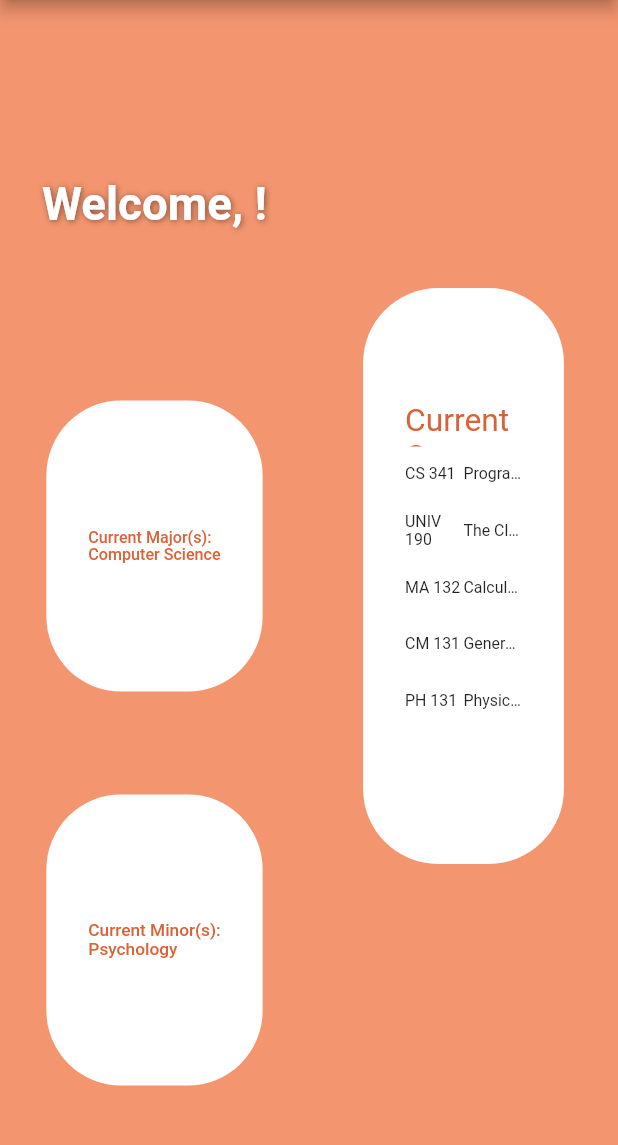
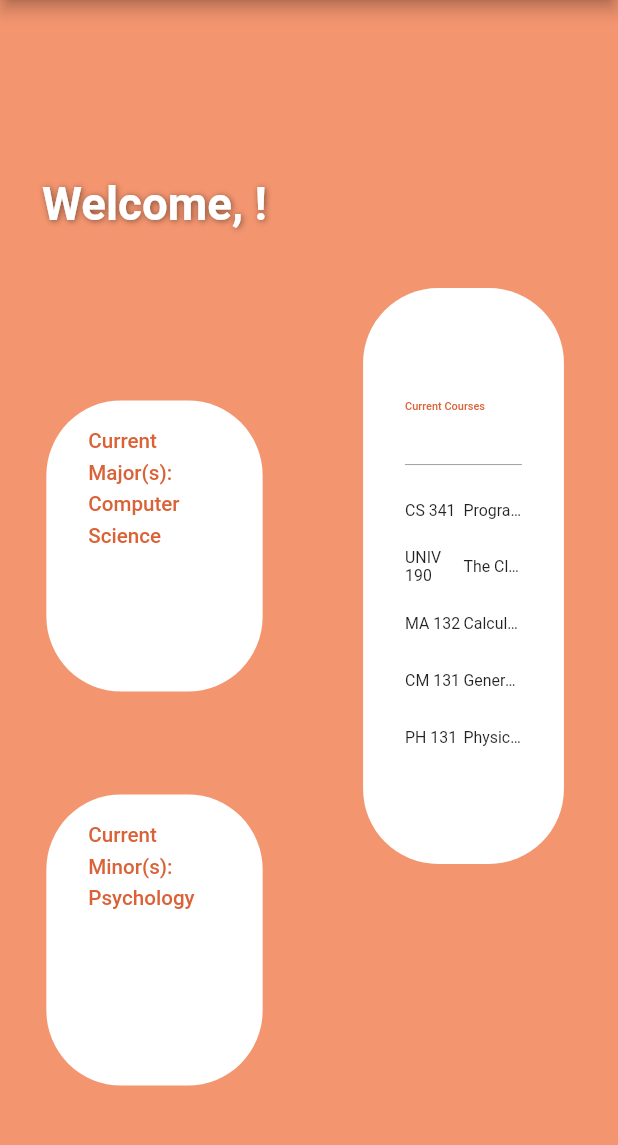
Before and after one commit to hug0first/majorizer_ui, a Flutter app: the HomeScreen screen opened by its route, on a phone screen of 412 x 824 dp, the part 84-1229 px from its top. Run offline on Flutter 3.47's test engine with Material 2 defaults, Android fonts, the phone set to English and light mode, and no system bars; missing offline and left inert: dart:html; Roboto replaces fonts that are missing (Montserrat).

Commit message:
Made minor changes to home page text formatting -Reduced size of currentr major/minor - Increased "Current Courses" size - Added divider between "Current Courses" and course list

```diff
--- a/lib/widgets/home_screen.dart
+++ b/lib/widgets/home_screen.dart
@@ -18,6 +18,9 @@ class HomeScreen extends StatelessWidget {
   @override
   Widget build(BuildContext context) {
     GlobalKey<ScaffoldState> scaffoldKey = GlobalKey<ScaffoldState>();
+
+    var screenWidth = MediaQuery.of(context).size.width;
+    var screenHeight = MediaQuery.of(context).size.height;
 
     return Scaffold(
       key: scaffoldKey,
@@ -66,22 +69,20 @@ class HomeScreen extends StatelessWidget {
                     heightFactor: .8,
                     widthFactor: .7,
                     child: Container(
+                      alignment: Alignment.topLeft,
                       decoration: BoxDecoration(
                         color: Colors.white,
                         borderRadius: BorderRadius.circular(50),
                       ),
                       padding:
                           const EdgeInsets.fromLTRB(28.0, 16.0, 28.0, 16.0),
-                      child: const FittedBox(
-                        fit: BoxFit.contain,
                       child: Text(
                         "Current Major(s):\nComputer Science",
                         style: TextStyle(
-                            color: Color(0xFFda6237),
-                            fontSize: 42.0,
+                          color: const Color(0xFFda6237),
+                          fontSize: screenWidth / 30,
                           fontWeight: FontWeight.w500,
-                            height: 1.1,
-                          ),
+                          height: 1.5,
                         ),
                       ),
                     ),
@@ -93,22 +94,20 @@ class HomeScreen extends StatelessWidget {
                     heightFactor: .8,
                     widthFactor: .7,
                     child: Container(
+                      alignment: Alignment.topLeft,
                       decoration: BoxDecoration(
                         color: Colors.white,
                         borderRadius: BorderRadius.circular(50),
                       ),
                       padding:
                           const EdgeInsets.fromLTRB(28.0, 16.0, 28.0, 16.0),
-                      child: const FittedBox(
-                        fit: BoxFit.contain,
                       child: Text(
                         "Current Minor(s):\nPsychology",
                         style: TextStyle(
-                            color: Color(0xFFda6237),
-                            fontSize: 42.0,
+                          color: const Color(0xFFda6237),
+                          fontSize: screenWidth / 30,
                           fontWeight: FontWeight.w500,
-                            height: 1.1,
-                          ),
+                          height: 1.5,
                         ),
                       ),
                     ),
@@ -130,7 +129,7 @@ class HomeScreen extends StatelessWidget {
                 padding: const EdgeInsets.fromLTRB(28.0, 16.0, 28.0, 0.0),
                 child: FittedBox(
                   fit: BoxFit.contain,
-                  child: Container(
+                  child: SizedBox(
                       width: MediaQuery.of(context).size.width / 8,
                       height: MediaQuery.of(context).size.height / 5,
                       child: Column(
@@ -138,8 +137,21 @@ class HomeScreen extends StatelessWidget {
                           Container(
                             height: 20,
                             alignment: Alignment.topLeft,
-                              child: Text("Current Courses",
-                                  style: TextStyle(color: Color(0xFFda6237)))),
+                            child: Text(
+                              "Current Courses",
+                              style: TextStyle(
+                                color: const Color(0xFFda6237),
+                                fontWeight: FontWeight.w500,
+                                fontSize: screenWidth / 85,
+                              ),
+                            ),
+                          ),
+                          SizedBox(
+                            width: MediaQuery.of(context).size.width / 8,
+                            child: const Divider(
+                              color: Colors.grey,
+                            ),
+                          ),
                           Flexible(
                               child: ListView.builder(
                                   itemCount: courses.length,
@@ -152,14 +164,14 @@ class HomeScreen extends StatelessWidget {
                                           children: <Widget>[
                                             Flexible(
                                                 child: Text(courses[index],
-                                                    style: TextStyle(
+                                                    style: const TextStyle(
                                                         fontSize: 7))),
                                             Flexible(
                                                 child: Text(titles[index],
                                                     overflow:
                                                         TextOverflow.ellipsis,
-                                                    style:
-                                                        TextStyle(fontSize: 7)))
+                                                    style: const TextStyle(
+                                                        fontSize: 7)))
                                           ]),
                                     );
                                   }))
```
Lines whose indentation alone changed are shown as unchanged.
